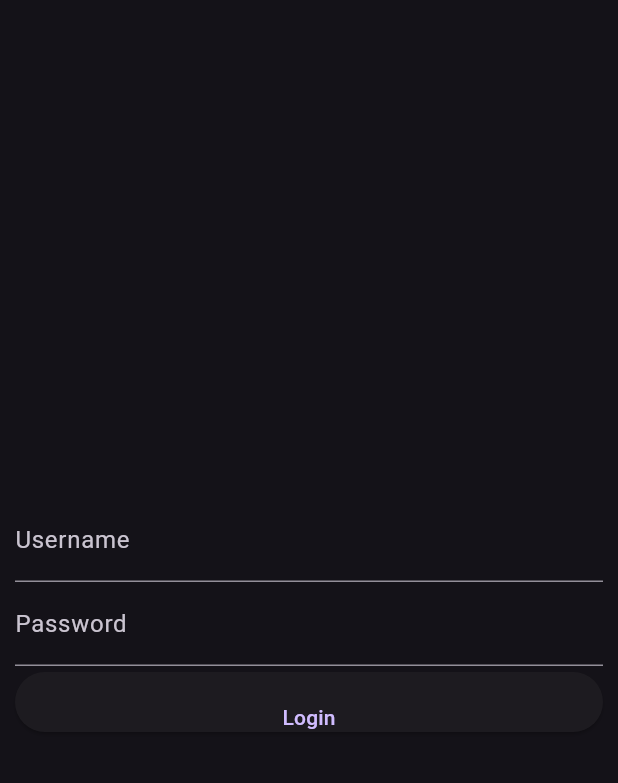
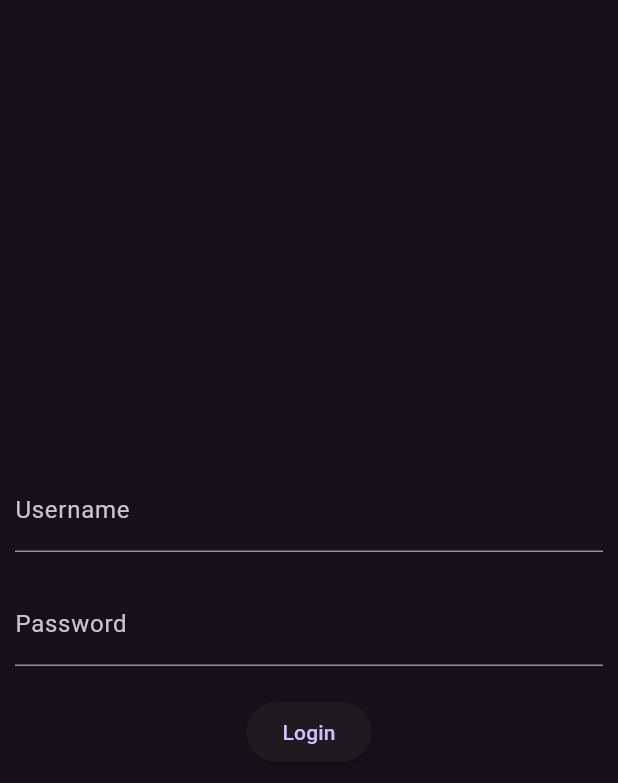
Before and after one commit to joaovtfor/FlutterStudies, a Flutter app: the screen it shows after launch, after a tap on "Login", on a phone screen of 412 x 824 dp. Shown: the top 783 px of the screen. Run offline on Flutter 3.47's test engine with Material 3 defaults, Android fonts, the light colour scheme and no system bars.

Commit message:
`Feat` - Login Page layout + manual route

```diff
--- a/login_page/lib/login_page.dart
+++ b/login_page/lib/login_page.dart
@@ -1,6 +1,7 @@
 // ignore_for_file: library_private_types_in_public_api
 
 import 'package:flutter/material.dart';
+import 'package:login_page/homePage.dart';
 
 class LoginPage extends StatefulWidget {
   const LoginPage({super.key});
@@ -10,61 +11,72 @@ class LoginPage extends StatefulWidget {
 }
 
 class _LoginPageState extends State<LoginPage> {
+  String _username = '';
+  String _password = '';
+
   @override
   Widget build(BuildContext context) {
-    return Material(
+    return Scaffold(
+      body: SingleChildScrollView(
+        child: SizedBox(
+          width: MediaQuery.of(context).size.width,
+          height: MediaQuery.of(context).size.height,
           child: Padding(
             padding: const EdgeInsets.all(10.0),
             child: Column(
               mainAxisAlignment: MainAxisAlignment.center,
               children: [
-            const TextField(
-              // onChanged: (value) {
-              //   setState(() {
-              //     _username = value;
-              //   });
-              // },
-              decoration: InputDecoration(
+                TextField(
+                  onChanged: (value) {
+                    setState(() {
+                      _username = value;
+                    });
+                  },
+                  decoration: const InputDecoration(
                     labelText: 'Username',
                   ),
                 ),
-            const TextField(
-              // onChanged: (value) {
-              //   setState(() {
-              //     _password = value;
-              //   });
-              // },
+                Container(
+                  height: 20,
+                ),
+                TextField(
+                  onChanged: (value) {
+                    setState(() {
+                      _password = value;
+                    });
+                  },
                   decoration: InputDecoration(
                     labelText: 'Password',
                   ),
                 ),
+                Container(
+                  height: 20,
+                ),
                 ElevatedButton(
-              style: ElevatedButton.styleFrom(
-                  padding: const EdgeInsets.only(top: 20.0)),
                   onPressed: () {
-                // if (_username.isEmpty || _password.isEmpty) {
-                //   Scaffold.of(context).showSnackBar(
-                //     SnackBar(
-                //       content: Text('Please enter both username and password'),
-                //     ),
-                //   );
-                // } else {
-                //   // Simulate login
-                //   Navigator.pushReplacement(
-                //     context,
-                //     MaterialPageRoute(
-                //       builder: (context) => HomePage(),
-                //     ),
-                //   );
-                // }#
-                print("Logado com sucesso!");
+                    if (_username.isEmpty || _password.isEmpty) {
+                      // ScaffoldMessenger.of(context).showSnackBar(
+                      //   const SnackBar(
+                      //     content: Text('Username and password are required'),
+                      //   ),
+                      // );
+                      print('Username and password are required');
+                    } else {
+                      Navigator.pushReplacement(
+                        context,
+                        MaterialPageRoute(
+                          builder: (context) => HomePage(),
+                        ),
+                      );
+                    }
                   },
-              child: Center(
                   child: const Text(
                     'Login',
-              )),
+                  ),
                 ),
               ],
+            ),
+          ),
         ),
       ),
     );
```
Also changed, not shown: login_page/lib/homePage.dart (+2 -13 lines). Lines whose indentation alone changed are shown as unchanged.
